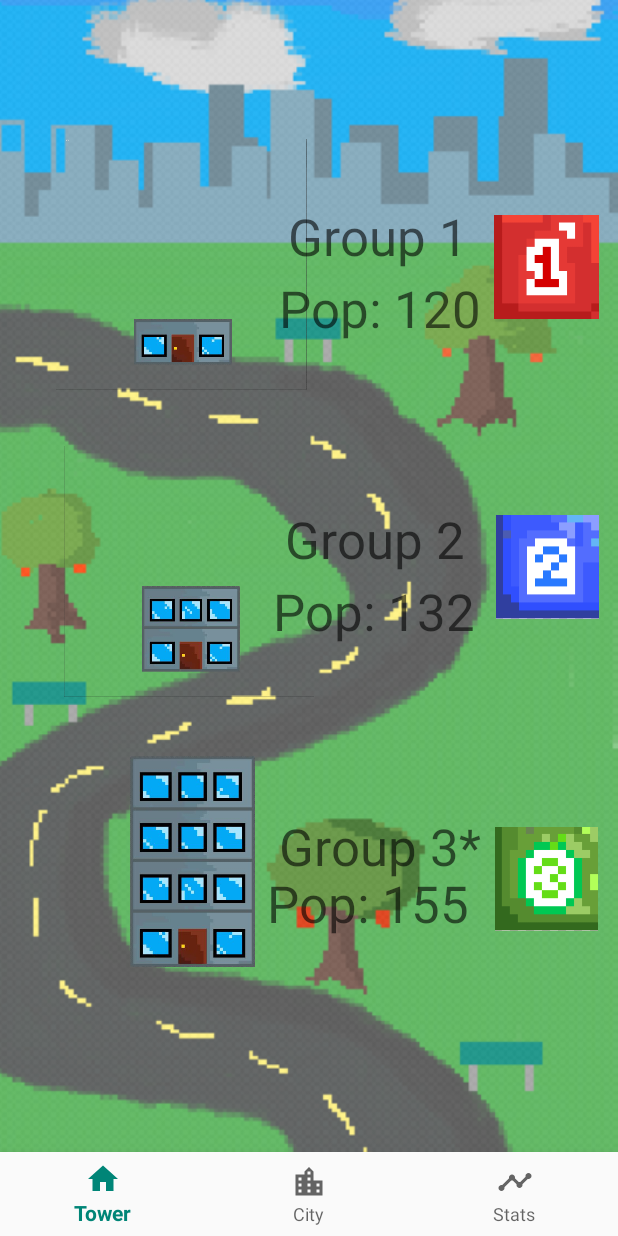
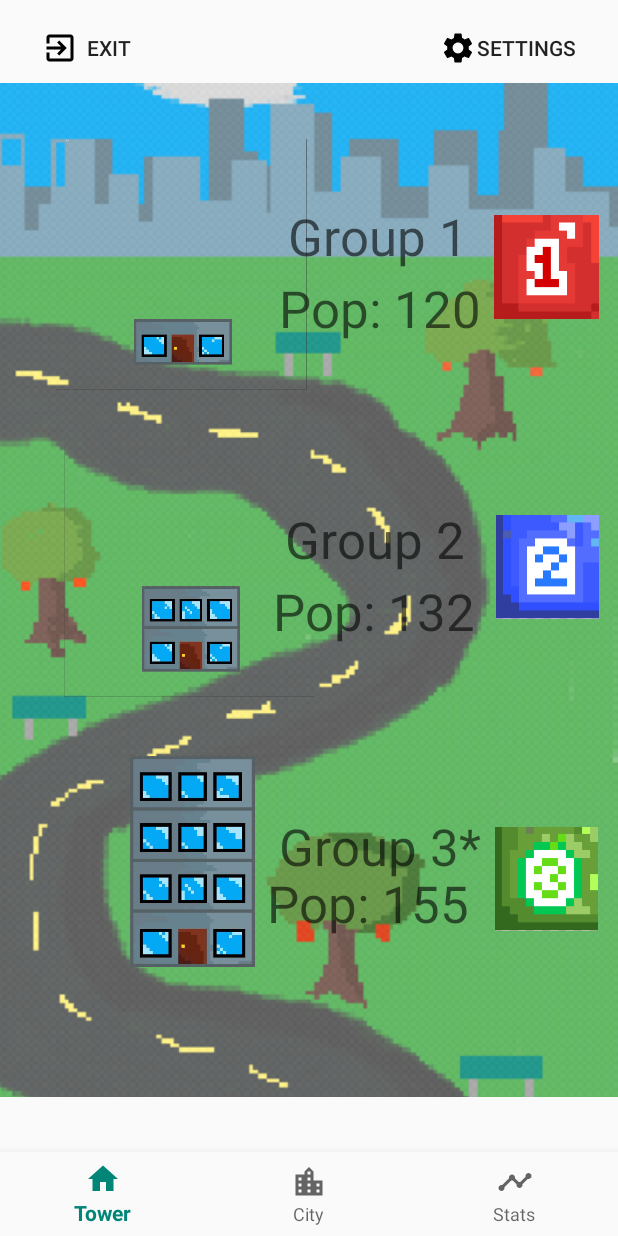
Before and after one commit to 7gang/p2-prototype, an Android app: the fragment CityFragment placed in its activity, on a phone screen of 412 x 824 dp. Run offline under Robolectric (Android 15) with nearby library versions, the phone set to English and light mode, and no system bars; 1 statement that could not run was skipped.

Commit message:
Fix bug in city screen

```diff
--- a/app/src/main/res/layout/fragment_city.xml
+++ b/app/src/main/res/layout/fragment_city.xml
@@ -7,7 +7,9 @@
     <ImageView
         android:id="@+id/imageView5"
         android:layout_width="match_parent"
-        android:layout_height="match_parent"
+        android:layout_height="676dp"
+        android:layout_alignParentTop="true"
+        android:layout_marginTop="55dp"
         android:scaleType="centerCrop"
         app:srcCompat="@drawable/city2" />
 
```
